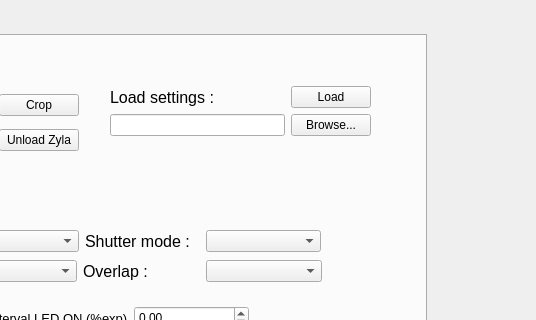
Above: isoi_window_V2.ui from JohnstonLab/OMMI before the change; both pictures show x 454 to 990 and y 0 to 320 of the 990 by 696 pixel window. Below: the same form after it.
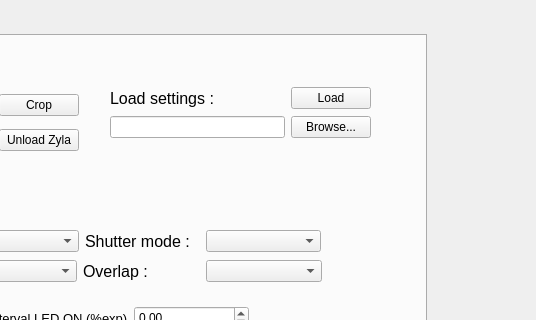
That is the form after the change.

Commit message: Browse buttons added + loading of CFG .json file

The edit to the form file:
```diff
--- a/isoi_window_V2.ui
+++ b/isoi_window_V2.ui
@@ -470,7 +470,7 @@
        </item>
       </layout>
      </widget>
-     <widget class="QWidget" name="">
+     <widget class="QWidget" name="layoutWidget">
       <property name="geometry">
        <rect>
         <x>340</x>
@@ -510,13 +510,13 @@
        </item>
       </layout>
      </widget>
-     <widget class="QWidget" name="">
+     <widget class="QWidget" name="layoutWidget">
       <property name="geometry">
        <rect>
         <x>542</x>
         <y>50</y>
         <width>261</width>
-        <height>51</height>
+        <height>54</height>
        </rect>
       </property>
       <layout class="QGridLayout" name="gridLayout_2">
@@ -551,7 +551,7 @@
        </item>
       </layout>
      </widget>
-     <widget class="QWidget" name="">
+     <widget class="QWidget" name="layoutWidget">
       <property name="geometry">
        <rect>
         <x>30</x>
@@ -585,7 +585,7 @@
        </item>
       </layout>
      </widget>
-     <widget class="QWidget" name="">
+     <widget class="QWidget" name="layoutWidget">
       <property name="geometry">
        <rect>
         <x>30</x>
@@ -612,7 +612,7 @@
        </item>
       </layout>
      </widget>
-     <widget class="QWidget" name="">
+     <widget class="QWidget" name="layoutWidget">
       <property name="geometry">
        <rect>
         <x>30</x>
```
Left out of the diff: 2 changed lines with no effect on the pictures. The commit also changes 3 other files.
